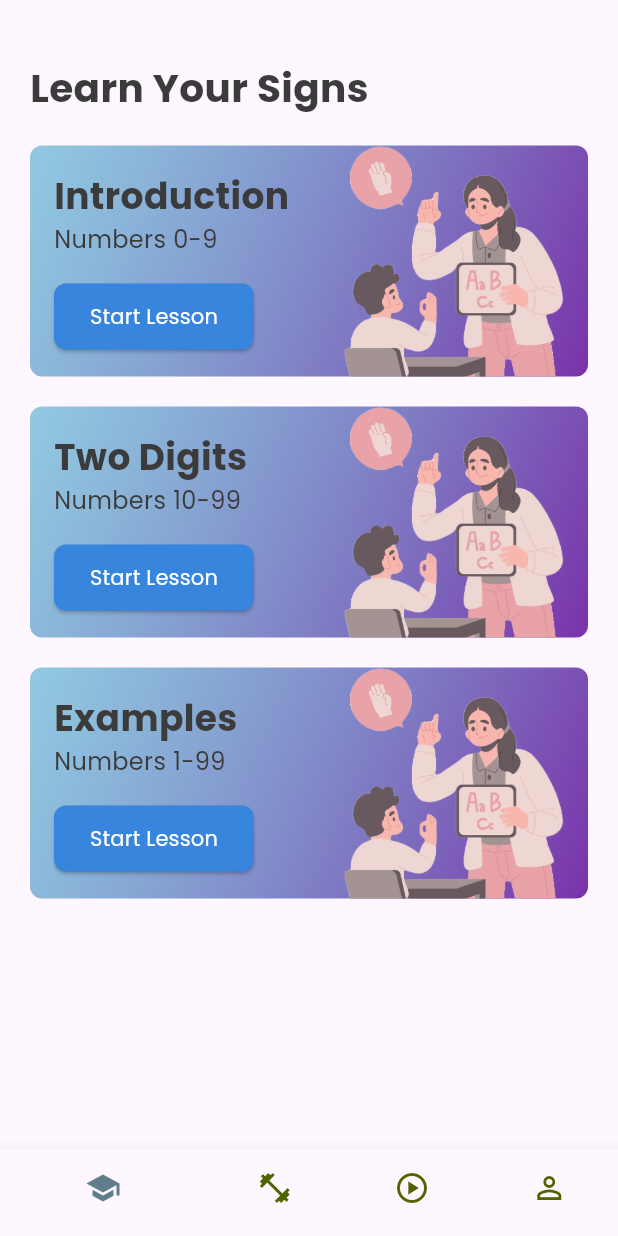
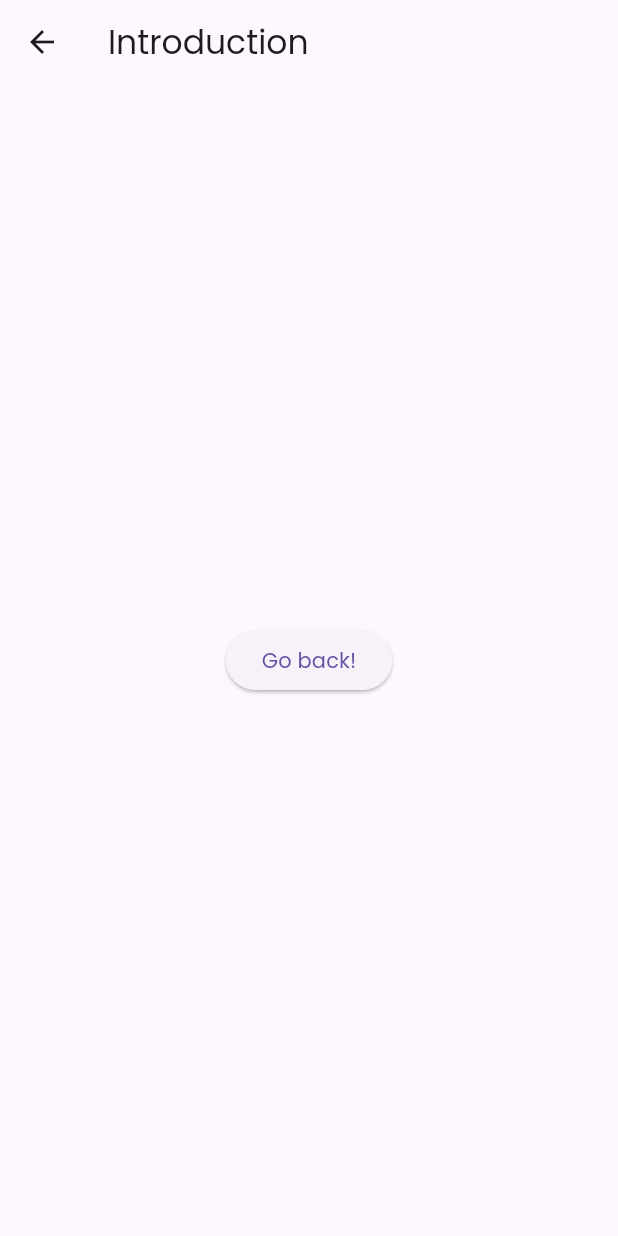
Before and after one commit to PeterDMadrid/Flutter_UI, a Flutter app: the screen it shows after launch, after a tap on "Start Lesson", on a phone screen of 412 x 824 dp. Run offline on Flutter 3.47's test engine with Material 3 defaults, Android fonts, the light colour scheme and no system bars; our stand-ins replace lottie; project files that could hold a hidden picture were left out.

Commit message:
on press function on lessons

```diff
--- a/lib/screens/lesson/lesson_screen.dart
+++ b/lib/screens/lesson/lesson_screen.dart
@@ -2,6 +2,10 @@ import 'package:flutter/material.dart';
 import 'package:flutter_hands/base/res/styles/app_styles.dart';
 import 'package:flutter_hands/screens/lesson/widgets/lesson_card.dart';
 import 'package:flutter_hands/base/res/media.dart';
+import 'package:flutter_hands/screens/lesson/modules/Introduction_screen.dart';
+import 'package:flutter_hands/screens/lesson/modules/two_digits_screen.dart';
+import 'package:flutter_hands/screens/lesson/modules/examples_screen.dart';
+
 
 
 class LessonScreen extends StatelessWidget {
@@ -20,22 +24,40 @@ class LessonScreen extends StatelessWidget {
                 const SizedBox(height: 40),
                 Text("Learn Your Signs", style: AppStyles.headLineStyle1),
                 const SizedBox(height: 20,),
-                const LessonCard(
+                LessonCard(
                   lessonTitle:"Introduction" ,
                   lessonSubtitle: "Numbers 0-9",
-                  lessonIcon: AppMedia.practiceRecognitionBackground
+                  lessonIcon: AppMedia.practiceRecognitionBackground,
+                  onPressed: () {
+            Navigator.push(
+              context,
+              MaterialPageRoute(builder: (context) => const Introduction()),
+            );
+          },
                 ),
                 const SizedBox(height: 20,),
-                const LessonCard(
+                LessonCard(
                   lessonTitle:"Two Digits" ,
                   lessonSubtitle: "Numbers 10-99",
-                  lessonIcon: AppMedia.practiceRecognitionBackground
+                  lessonIcon: AppMedia.practiceRecognitionBackground,
+                  onPressed: () {
+            Navigator.push(
+              context,
+              MaterialPageRoute(builder: (context) => const TwoDigitsScreen()),
+            );
+          },
                 ),
                 const SizedBox(height: 20,),
-                const LessonCard(
+                LessonCard(
                   lessonTitle:"Examples" ,
                   lessonSubtitle: "Numbers 1-99",
-                  lessonIcon: AppMedia.practiceRecognitionBackground
+                  lessonIcon: AppMedia.practiceRecognitionBackground,
+                  onPressed: () {
+            Navigator.push(
+              context,
+              MaterialPageRoute(builder: (context) => const ExamplesScreen()),
+            );
+          },
                 ),
                 const SizedBox(height: 20,),
               ],
--- /dev/null
+++ b/lib/screens/lesson/modules/Introduction_screen.dart
@@ -0,0 +1,22 @@
+import 'package:flutter/material.dart';
+
+class Introduction extends StatelessWidget {
+  const Introduction({super.key});
+
+  @override
+  Widget build(BuildContext context) {
+    return Scaffold(
+      appBar: AppBar(
+        title: const Text('Introduction'),
+      ),
+      body: Center(
+        child: ElevatedButton(
+          onPressed: () {
+            Navigator.pop(context);
+          },
+          child: const Text('Go back!'),
+        ),
+      ),
+    );
+  }
+}
--- a/lib/screens/lesson/widgets/lesson_card.dart
+++ b/lib/screens/lesson/widgets/lesson_card.dart
@@ -7,11 +7,13 @@ class LessonCard extends StatelessWidget {
     required this.lessonTitle,
     required this.lessonSubtitle,
     required this.lessonIcon,
+    required this.onPressed,
   });
 
   final String lessonTitle;
   final String lessonSubtitle;
   final String lessonIcon;
+  final VoidCallback onPressed;
 
   @override
   Widget build(BuildContext context) {
@@ -54,7 +56,7 @@ class LessonCard extends StatelessWidget {
             ),
             const SizedBox(height: 16),
             ElevatedButton(
-              onPressed: () {},
+               onPressed: onPressed,
               style: ElevatedButton.styleFrom(
                 backgroundColor: AppStyles.buttonColor,
                 padding: const EdgeInsets.symmetric(horizontal: 24, vertical: 12),
```
Also changed, not shown: lib/screens/lesson/modules/examples_screen.dart (added, +22 -0 lines), lib/screens/lesson/modules/two_digits_screen.dart (added, +22 -0 lines).
